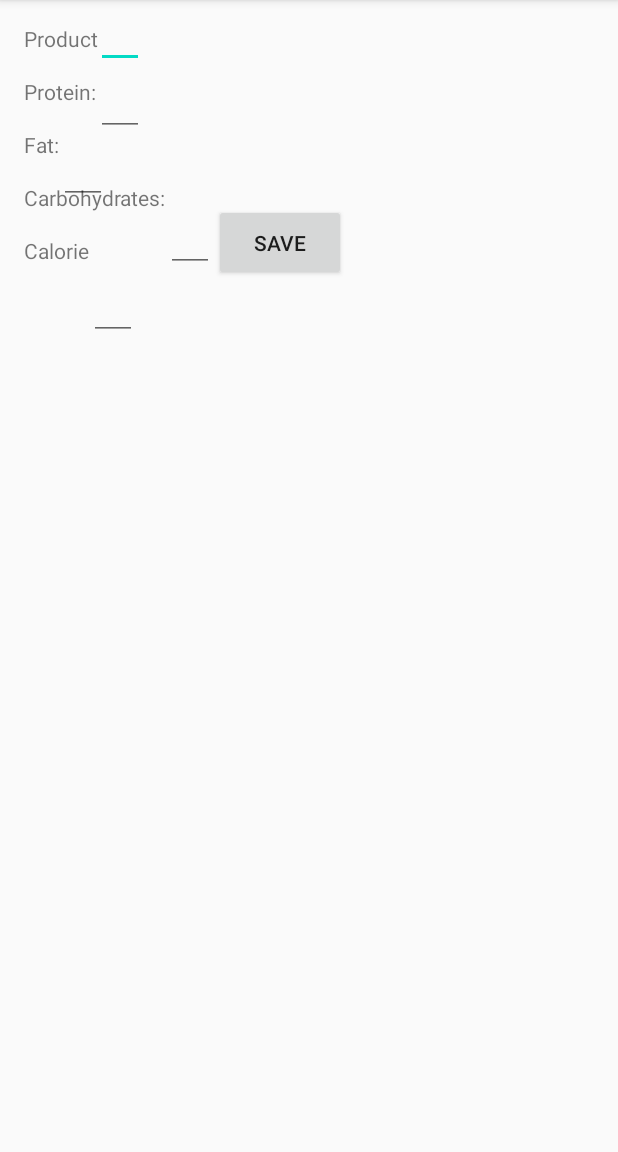
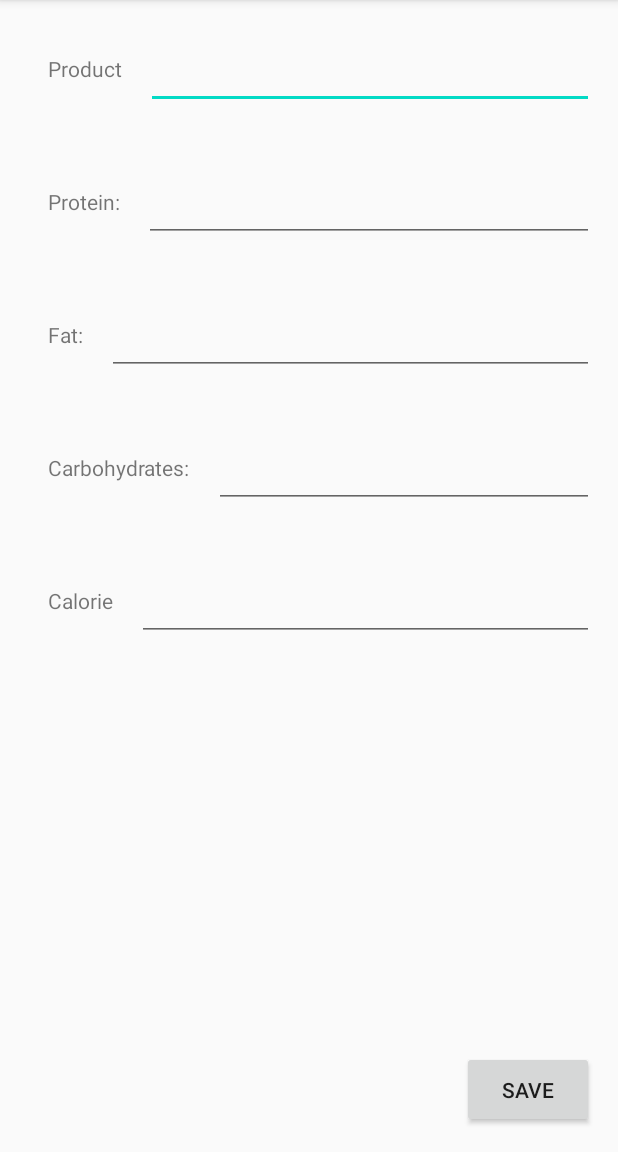
Before and after one commit to AsvenAAA/FoodController, an Android app: the NewProductActivity screen opened directly, with no data from a screen before it, on a phone screen of 412 x 824 dp, the part 84-1236 px from its top. Run offline under Robolectric (Android 15) with nearby library versions, the phone set to English and light mode, and no system bars.

Commit message:
Изменил разметку в activity_new_product

```diff
--- a/app/src/main/res/layout/activity_main.xml
+++ b/app/src/main/res/layout/activity_main.xml
@@ -35,6 +35,7 @@
             android:layout_width="wrap_content"
             android:id="@+id/fabAddNewProduct"
             android:padding="@dimen/standard_layout_padding"
+            android:layout_margin="@dimen/standard_layout_padding"
             android:contentDescription="@string/fabText"
             android:layout_gravity="center_horizontal"
             android:src="@drawable/ic_add_circle_black_24dp"
--- a/app/src/main/res/layout/activity_new_product.xml
+++ b/app/src/main/res/layout/activity_new_product.xml
@@ -7,132 +7,155 @@
     android:layout_height="match_parent"
     tools:context=".NewProductActivity">
 
+    <LinearLayout
+        android:layout_width="match_parent"
+        android:layout_height="wrap_content"
+        android:orientation="horizontal"
+        android:id="@+id/product_linear_layout"
+        android:padding="@dimen/standard_layout_padding">
+
         <TextView
             android:id="@+id/name_product"
             android:layout_width="wrap_content"
             android:layout_height="wrap_content"
-        android:layout_alignParentLeft="true"
-        android:layout_alignParentTop="true"
-        android:paddingStart="@dimen/standard_layout_padding_start"
-        android:paddingTop="@dimen/standard_layout_padding_top"
+            android:padding="@dimen/standard_layout_padding"
             android:text="@string/product">
 
         </TextView>
 
         <EditText
             android:id="@+id/edit_product_name"
-        android:layout_width="wrap_content"
+            android:layout_width="match_parent"
             android:layout_height="wrap_content"
-        android:layout_toEndOf="@id/name_protein"
-        android:paddingEnd="@dimen/standard_layout_padding_end"
-        android:paddingStart="@dimen/standard_layout_padding_start">
+            android:padding="@dimen/standard_layout_padding"
+            android:inputType="numberDecimal">
 
         </EditText>
+
+    </LinearLayout>
+
+    <LinearLayout
+        android:layout_width="match_parent"
+        android:layout_height="wrap_content"
+        android:orientation="horizontal"
+        android:id="@+id/protein_linear_layout"
+        android:layout_below="@id/product_linear_layout"
+        android:padding="@dimen/standard_layout_padding">
 
         <TextView
             android:id="@+id/name_protein"
             android:layout_width="wrap_content"
             android:layout_height="wrap_content"
-        android:paddingStart="@dimen/standard_layout_padding_start"
-        android:paddingTop="@dimen/standard_layout_padding_top"
-        android:text="@string/protein"
-        android:layout_below="@id/name_product">
+            android:padding="@dimen/standard_layout_padding"
+            android:text="@string/protein">
 
         </TextView>
 
         <EditText
             android:id="@+id/edit_protein_number"
-        android:layout_width="wrap_content"
+            android:layout_width="match_parent"
             android:layout_height="wrap_content"
-        android:layout_toEndOf="@id/name_protein"
             android:inputType="numberDecimal"
-        android:paddingEnd="@dimen/standard_layout_padding_end"
-        android:paddingStart="@dimen/standard_layout_padding_start"
-        android:layout_below="@id/edit_product_name">
+            android:padding="@dimen/standard_layout_padding">
 
         </EditText>
+
+    </LinearLayout>
+
+    <LinearLayout
+        android:layout_width="match_parent"
+        android:layout_height="wrap_content"
+        android:orientation="horizontal"
+        android:id="@+id/fat_linear_layout"
+        android:layout_below="@id/protein_linear_layout"
+        android:padding="@dimen/standard_layout_padding">
 
         <TextView
             android:id="@+id/name_fat"
             android:layout_width="wrap_content"
             android:layout_height="wrap_content"
-        android:layout_below="@id/name_protein"
-        android:paddingStart="@dimen/standard_layout_padding_start"
-        android:paddingTop="@dimen/standard_layout_padding_top"
+            android:padding="@dimen/standard_layout_padding"
             android:text="@string/fat">
 
         </TextView>
 
         <EditText
             android:id="@+id/edit_fat_number"
-        android:layout_width="wrap_content"
+            android:layout_width="match_parent"
             android:layout_height="wrap_content"
-        android:layout_toEndOf="@id/name_fat"
-        android:layout_below="@id/edit_protein_number"
             android:inputType="numberDecimal"
-        android:paddingEnd="@dimen/standard_layout_padding_end"
-        android:paddingStart="@dimen/standard_layout_padding_start">
+            android:padding="@dimen/standard_layout_padding">
 
         </EditText>
+
+    </LinearLayout>
+
+    <LinearLayout
+        android:layout_width="match_parent"
+        android:layout_height="wrap_content"
+        android:orientation="horizontal"
+        android:id="@+id/carbohydrates_linear_layout"
+        android:layout_below="@id/fat_linear_layout"
+        android:padding="@dimen/standard_layout_padding">
 
         <TextView
             android:id="@+id/name_carbohydrates"
             android:layout_width="wrap_content"
             android:layout_height="wrap_content"
-        android:layout_below="@id/name_fat"
-        android:paddingStart="@dimen/standard_layout_padding_start"
-        android:paddingTop="@dimen/standard_layout_padding_top"
+            android:padding="@dimen/standard_layout_padding"
             android:text="@string/carbohydrates">
 
         </TextView>
 
         <EditText
             android:id="@+id/edit_carbohydrates_number"
-        android:layout_width="wrap_content"
+            android:layout_width="match_parent"
             android:layout_height="wrap_content"
-        android:layout_toEndOf="@id/name_carbohydrates"
-        android:layout_below="@id/edit_fat_number"
             android:inputType="numberDecimal"
-        android:paddingEnd="@dimen/standard_layout_padding_end"
-        android:paddingStart="@dimen/standard_layout_padding_start">
+            android:padding="@dimen/standard_layout_padding">
 
         </EditText>
+
+    </LinearLayout>
+
+    <LinearLayout
+        android:layout_width="match_parent"
+        android:layout_height="wrap_content"
+        android:orientation="horizontal"
+        android:id="@+id/calorie_linear_layout"
+        android:layout_below="@id/carbohydrates_linear_layout"
+        android:padding="@dimen/standard_layout_padding">
 
         <TextView
             android:id="@+id/name_calorie"
             android:layout_width="wrap_content"
             android:layout_height="wrap_content"
-        android:layout_below="@id/name_carbohydrates"
-        android:paddingStart="@dimen/standard_layout_padding_start"
-        android:paddingTop="@dimen/standard_layout_padding_top"
+            android:padding="@dimen/standard_layout_padding"
             android:text="@string/calorie">
 
         </TextView>
 
         <EditText
             android:id="@+id/edit_calorie_number"
-        android:layout_width="wrap_content"
+            android:layout_width="match_parent"
             android:layout_height="wrap_content"
-        android:layout_toEndOf="@id/name_calorie"
             android:inputType="numberDecimal"
-        android:layout_below="@id/edit_carbohydrates_number"
-        android:paddingEnd="@dimen/standard_layout_padding_end"
-        android:paddingStart="@dimen/standard_layout_padding_start">
+            android:padding="@dimen/standard_layout_padding">
 
         </EditText>
+
+    </LinearLayout>
 
     <Button
         android:id="@+id/save_button"
         android:layout_width="wrap_content"
         android:layout_height="wrap_content"
         android:padding="@dimen/standard_layout_padding"
-        android:layout_toEndOf="@id/edit_carbohydrates_number"
-        android:layout_below="@id/edit_fat_number"
+        android:layout_margin="@dimen/standard_layout_padding"
         android:text="@string/save_button"
-        >
+        android:layout_alignParentRight="true"
+        android:layout_alignParentBottom="true">
 
     </Button>
 
-
-
 </RelativeLayout>
--- a/app/src/main/res/values/dimens.xml
+++ b/app/src/main/res/values/dimens.xml
@@ -6,4 +6,5 @@
     <dimen name="standard_layout_padding">16dp</dimen>
     <dimen name="standard_text_size">18sp</dimen>
     <dimen name="large_layout_padding_end">48dp</dimen>
+    <dimen name="large_padding_for_button">48dp</dimen>
 </resources>
--- a/app/src/main/res/values/strings.xml
+++ b/app/src/main/res/values/strings.xml
@@ -11,5 +11,6 @@
     <string name="save_button">Save</string>
     <string name="empty_not_saved">No data , nothing save</string>
     <string name="added_to_database_success">A new product was added to database successfully</string>
+    <string name="food_rate">г /100 г</string>
 
 </resources>
```
Also changed, not shown: app/src/main/res/drawable/food_picture.jpg (added). Lines whose indentation alone changed are shown as unchanged.
